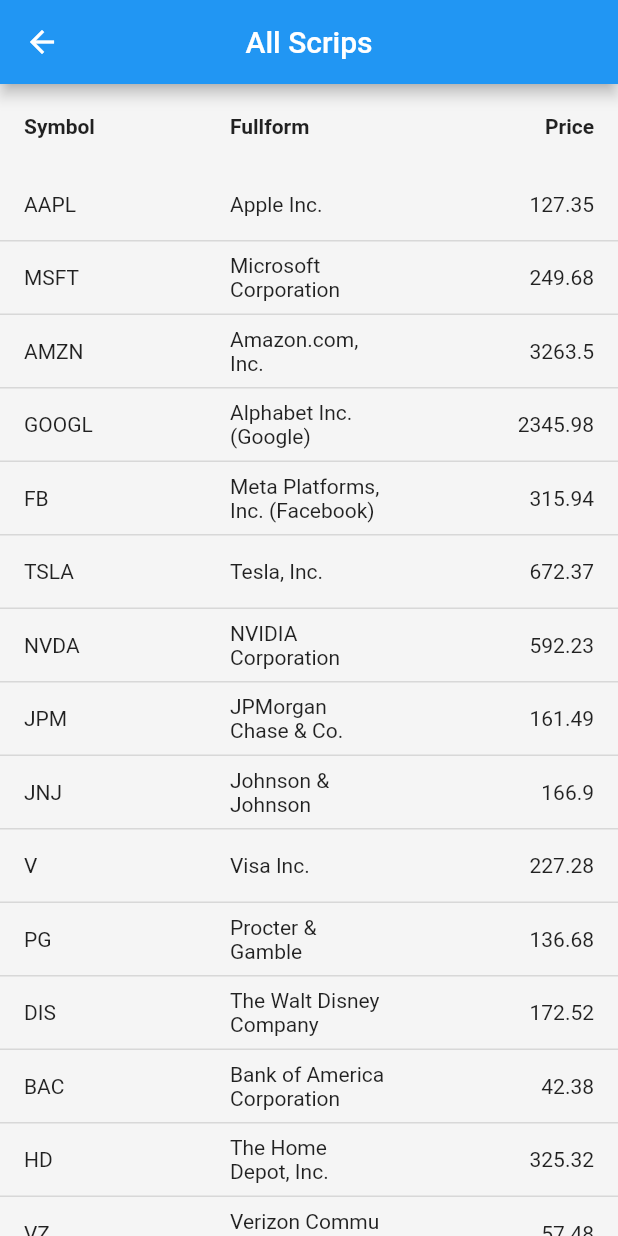
After one commit to Anishsub599/Stonk-Watch, a Flutter app: the AllScrip screen opened directly, on a phone screen of 412 x 824 dp. The commit adds this screen. Run offline on Flutter 3.47's test engine with Material 2 defaults, Android fonts, the phone set to English and light mode, and no system bars; drawn by our look-alikes of syncfusion_flutter_datagrid; our stand-ins replace cloud_firestore, firebase_auth, firebase_core, fluttertoast, google_nav_bar and 1 more; missing offline and left inert: dart:ffi, firebase_auth_platform_interface, flutter_volume_controller; accounts and stored records are empty.

Commit message:
All scrip feature added

```diff
--- /dev/null
+++ b/lib/pages/AllScrip.dart
@@ -0,0 +1,153 @@
+import 'dart:ffi';
+
+import 'package:flutter/material.dart';
+import 'package:syncfusion_flutter_datagrid/datagrid.dart';
+
+class AllScrip extends StatefulWidget {
+  AllScrip({Key? key, required this.title}) : super(key: key);
+
+  final String title;
+
+  @override
+  _AllScripState createState() => _AllScripState();
+}
+
+class _AllScripState extends State<AllScrip> {
+  late List<Scrips> _Scrips;
+  late ScripDataSource _ScripDataSource;
+
+  @override
+  void initState() {
+    super.initState();
+    _Scrips = getScripData();
+    _ScripDataSource = ScripDataSource(_Scrips);
+  }
+
+  @override
+  Widget build(BuildContext context) {
+    return SafeArea(
+      child: Scaffold(
+        backgroundColor: Colors.grey[100],
+        appBar: AppBar(
+          centerTitle: true,
+          title: const Text("All Scrips"),
+        ),
+        body: SfDataGrid(
+          allowSorting: true,
+          selectionMode: SelectionMode.multiple,
+          source: _ScripDataSource,
+          headerGridLinesVisibility: GridLinesVisibility.none,
+          columnWidthMode: ColumnWidthMode.fill,
+          columns: [
+            GridTextColumn(
+                columnName: 'Symbol',
+                label: Container(
+                    padding:
+                        EdgeInsets.symmetric(horizontal: 16.0, vertical: 8.0),
+                    alignment: Alignment.centerLeft,
+                    child: Text(
+                      'Symbol',
+                      overflow: TextOverflow.ellipsis,
+                      style: TextStyle(fontWeight: FontWeight.bold),
+                    ))),
+            GridTextColumn(
+                columnName: 'fullform',
+                label: Container(
+                    padding:
+                        EdgeInsets.symmetric(horizontal: 16.0, vertical: 8.0),
+                    alignment: Alignment.centerLeft,
+                    child: Text(
+                      'Fullform',
+                      overflow: TextOverflow.ellipsis,
+                      style: TextStyle(fontWeight: FontWeight.bold),
+                    ))),
+            GridTextColumn(
+                columnName: 'price',
+                label: Container(
+                    padding:
+                        EdgeInsets.symmetric(horizontal: 16.0, vertical: 8.0),
+                    alignment: Alignment.centerRight,
+                    child: Text(
+                      'Price',
+                      overflow: TextOverflow.ellipsis,
+                      style: TextStyle(fontWeight: FontWeight.bold),
+                    ))),
+          ],
+        ),
+      ),
+    );
+  }
+}
+
+class Scrips {
+  Scrips({required this.symbol, required this.fullForm, required this.price});
+
+  final String symbol;
+  final String fullForm;
+  final double price;
+}
+
+List<Scrips> getScripData() {
+  return [
+    Scrips(symbol: 'AAPL', fullForm: 'Apple Inc.', price: 127.35),
+    Scrips(symbol: 'MSFT', fullForm: 'Microsoft Corporation', price: 249.68),
+    Scrips(symbol: 'AMZN', fullForm: 'Amazon.com, Inc.', price: 3263.50),
+    Scrips(symbol: 'GOOGL', fullForm: 'Alphabet Inc. (Google)', price: 2345.98),
+    Scrips(
+        symbol: 'FB',
+        fullForm: 'Meta Platforms, Inc. (Facebook)',
+        price: 315.94),
+    Scrips(symbol: 'TSLA', fullForm: 'Tesla, Inc.', price: 672.37),
+    Scrips(symbol: 'NVDA', fullForm: 'NVIDIA Corporation', price: 592.23),
+    Scrips(symbol: 'JPM', fullForm: 'JPMorgan Chase & Co.', price: 161.49),
+    Scrips(symbol: 'JNJ', fullForm: 'Johnson & Johnson', price: 166.90),
+    Scrips(symbol: 'V', fullForm: 'Visa Inc.', price: 227.28),
+    Scrips(symbol: 'PG', fullForm: 'Procter & Gamble Company', price: 136.68),
+    Scrips(symbol: 'DIS', fullForm: 'The Walt Disney Company', price: 172.52),
+    Scrips(
+        symbol: 'BAC', fullForm: 'Bank of America Corporation', price: 42.38),
+    Scrips(symbol: 'HD', fullForm: 'The Home Depot, Inc.', price: 325.32),
+    Scrips(symbol: 'VZ', fullForm: 'Verizon Communications Inc.', price: 57.48),
+    Scrips(symbol: 'CSCO', fullForm: 'Cisco Systems, Inc.', price: 51.90),
+    Scrips(symbol: 'WMT', fullForm: 'Walmart Inc.', price: 139.47),
+    Scrips(
+        symbol: 'UNH',
+        fullForm: 'UnitedHealth Group Incorporated',
+        price: 401.22),
+    Scrips(symbol: 'XOM', fullForm: 'Exxon Mobil Corporation', price: 59.80),
+    Scrips(symbol: 'PFE', fullForm: 'Pfizer Inc.', price: 38.45)
+  ];
+}
+
+class ScripDataSource extends DataGridSource {
+  ScripDataSource(List<Scrips> scrips) {
+    _scrips = scrips
+        .map<DataGridRow>((scrip) => DataGridRow(cells: [
+              DataGridCell<String>(columnName: 'symbol', value: scrip.symbol),
+              DataGridCell<String>(
+                  columnName: 'fullForm', value: scrip.fullForm),
+              DataGridCell<double>(columnName: 'price', value: scrip.price),
+            ]))
+        .toList();
+  }
+
+  late List<DataGridRow> _scrips;
+
+  @override
+  List<DataGridRow> get rows => _scrips;
+
+  @override
+  DataGridRowAdapter? buildRow(DataGridRow row) {
+    return DataGridRowAdapter(
+      cells: row.getCells().map<Widget>((e) {
+        return Container(
+          alignment: (e.columnName == 'symbol' || e.columnName == 'fullForm')
+              ? Alignment.centerLeft
+              : Alignment.centerRight,
+          padding: EdgeInsets.symmetric(horizontal: 16.0, vertical: 8.0),
+          child: Text(e.value.toString()),
+        );
+      }).toList(),
+    );
+  }
+}
--- a/lib/pages/homepage.dart
+++ b/lib/pages/homepage.dart
@@ -192,6 +192,7 @@
 // }
 
 import 'package:endproject/pages/Aboutus.dart';
+import 'package:endproject/pages/AllScrip.dart';
 import 'package:endproject/pages/Myprofile.dart';
 import 'package:endproject/pages/Settings.dart';
 import 'package:endproject/pages/Stockcalculator.dart';
@@ -501,7 +502,9 @@
               ElevatedButton.icon(
                 onPressed: () {
                   Navigator.of(context).push(MaterialPageRoute(
-                      builder: (context) => StockCalculator()));
+                      builder: (context) => AllScrip(
+                            title: 'All Scrip',
+                          )));
                 },
                 icon: Icon(Icons.list),
                 label: Text('All scrips'),
--- a/pubspec.yaml
+++ b/pubspec.yaml
@@ -37,6 +37,7 @@
   cupertino_icons: ^1.0.2
   google_nav_bar: ^5.0.6
   provider: ^6.0.5
+  syncfusion_flutter_datagrid: ^20.4.54
 
 dev_dependencies:
   flutter_test:
```
Also changed, not shown: pubspec.lock.
